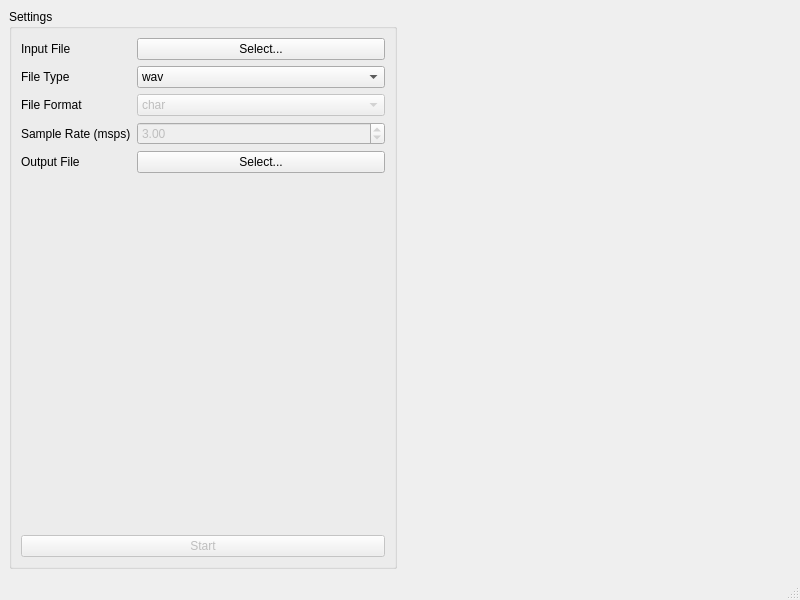
Above: src/mainwindow.ui from Xerbo/LeanHRPT-Demod before the change. Below: the same form after it.
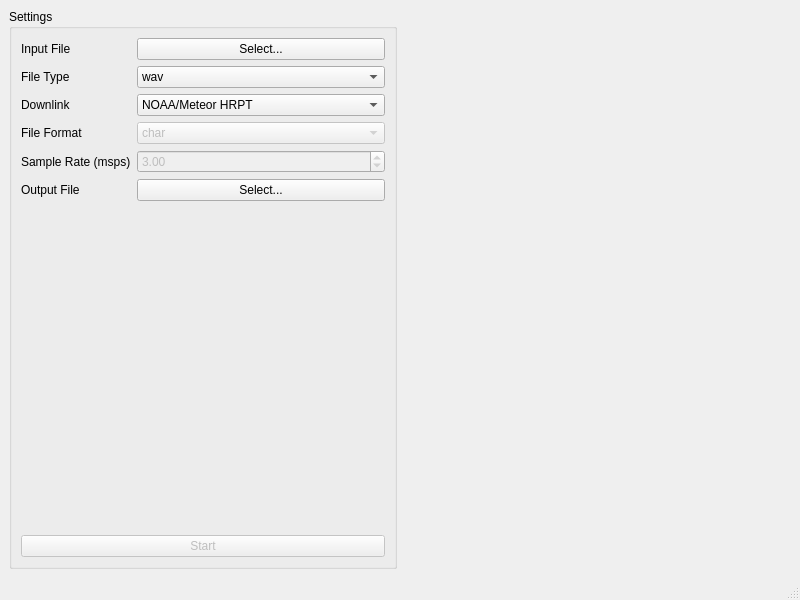
That is the form after the change. Icons and pictures are not drawn. Custom widgets are drawn as their Qt base class.

Patch:
```diff
--- a/src/mainwindow.ui
+++ b/src/mainwindow.ui
@@ -73,13 +73,40 @@
         </widget>
        </item>
        <item row="2" column="0">
+        <widget class="QLabel" name="downlinkLabel">
+         <property name="text">
+          <string>Downlink</string>
+         </property>
+        </widget>
+       </item>
+       <item row="2" column="1">
+        <widget class="QComboBox" name="downlink">
+         <property name="sizePolicy">
+          <sizepolicy hsizetype="Expanding" vsizetype="Fixed">
+           <horstretch>0</horstretch>
+           <verstretch>0</verstretch>
+          </sizepolicy>
+         </property>
+         <item>
+          <property name="text">
+           <string>NOAA/Meteor HRPT</string>
+          </property>
+         </item>
+         <item>
+          <property name="text">
+           <string>MetOp HRPT</string>
+          </property>
+         </item>
+        </widget>
+       </item>
+       <item row="3" column="0">
         <widget class="QLabel" name="fileFormatLabel">
          <property name="text">
           <string>File Format</string>
          </property>
         </widget>
        </item>
-       <item row="2" column="1">
+       <item row="3" column="1">
         <widget class="QComboBox" name="fileFormat">
          <property name="enabled">
           <bool>false</bool>
@@ -117,14 +144,14 @@
          </item>
         </widget>
        </item>
-       <item row="3" column="0">
+       <item row="4" column="0">
         <widget class="QLabel" name="sampleRateLabel">
          <property name="text">
           <string>Sample Rate (msps)</string>
          </property>
         </widget>
        </item>
-       <item row="3" column="1">
+       <item row="4" column="1">
         <widget class="QDoubleSpinBox" name="sampleRate">
          <property name="enabled">
           <bool>false</bool>
@@ -146,14 +173,14 @@
          </property>
         </widget>
        </item>
-       <item row="4" column="0">
+       <item row="5" column="0">
         <widget class="QLabel" name="outputFileLabel">
          <property name="text">
           <string>Output File</string>
          </property>
         </widget>
        </item>
-       <item row="4" column="1">
+       <item row="5" column="1">
         <widget class="QPushButton" name="outputFile">
          <property name="sizePolicy">
           <sizepolicy hsizetype="Expanding" vsizetype="Fixed">
@@ -166,7 +193,7 @@
          </property>
         </widget>
        </item>
-       <item row="6" column="0" colspan="2">
+       <item row="7" column="0" colspan="2">
         <widget class="QPushButton" name="startButton">
          <property name="enabled">
           <bool>false</bool>
@@ -176,7 +203,7 @@
          </property>
         </widget>
        </item>
-       <item row="5" column="0">
+       <item row="6" column="1">
         <spacer name="verticalSpacer">
          <property name="orientation">
           <enum>Qt::Vertical</enum>
```
